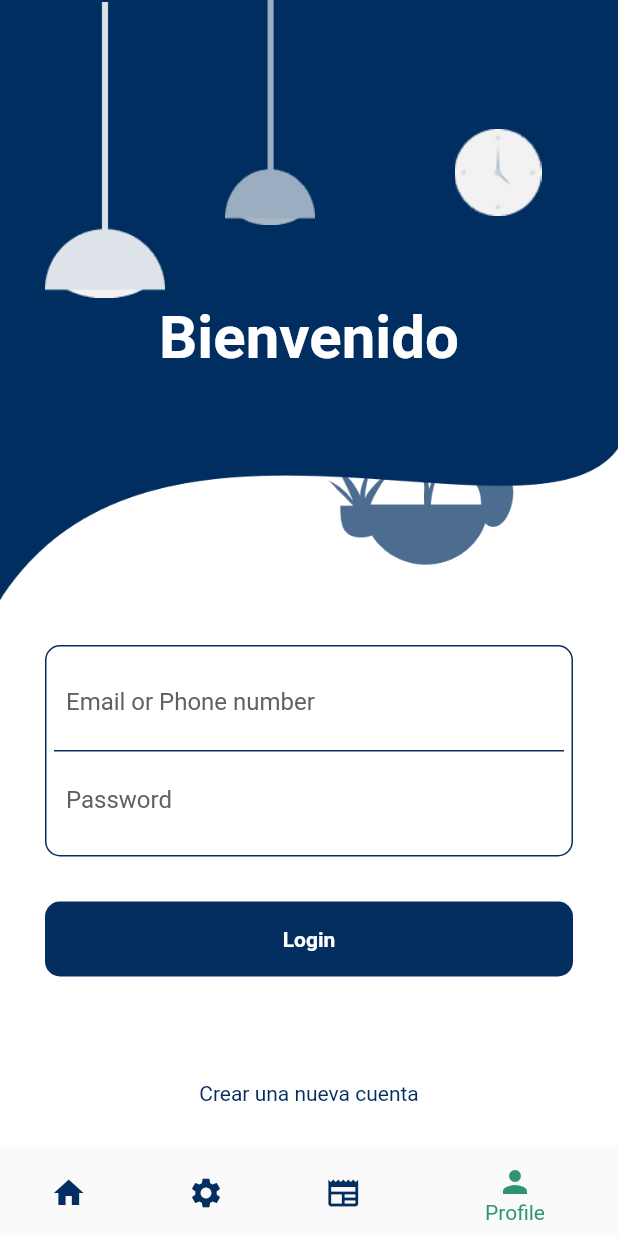
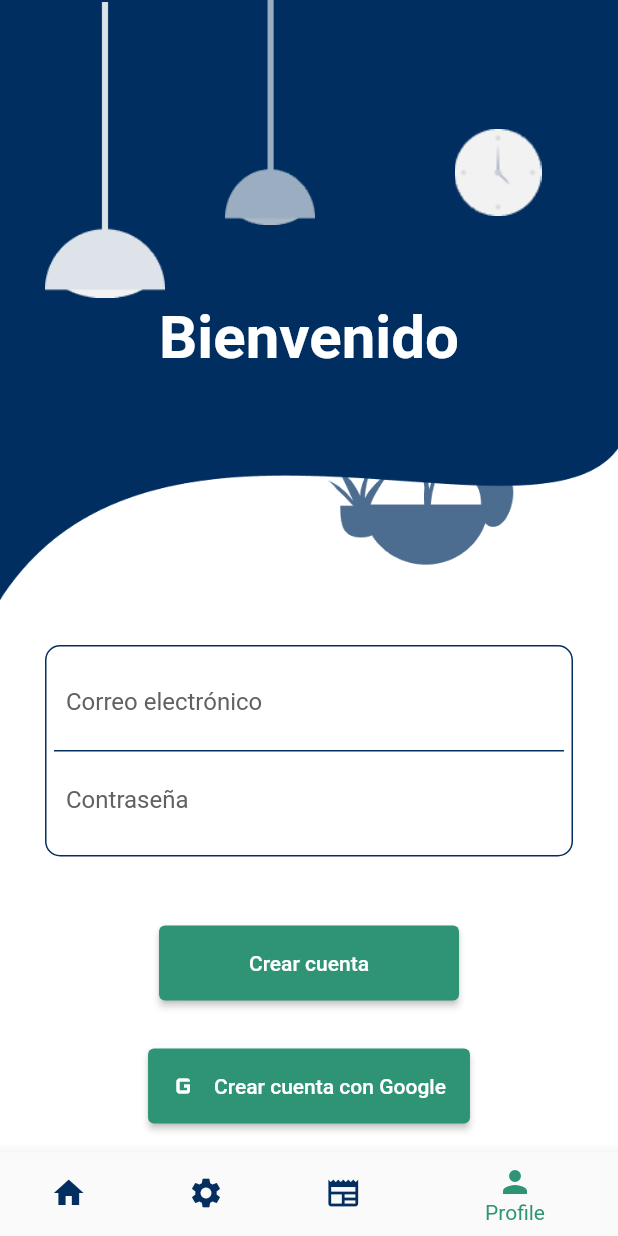
Before and after one commit to rodrigoremen/learning_app, a Flutter app: the screen it shows after launch, item 4 of the bottom bar chosen, on a phone screen of 412 x 824 dp. Run offline on Flutter 3.47's test engine with Material 2 defaults, Android fonts, the phone set to English and light mode, and no system bars; our stand-ins replace animate_do, carousel_slider, dio.

Commit message:
Add form validation and login functionality, and update UI in profile and news screens

```diff
--- a/lib/modules/auth/adapters/screens/profile.dart
+++ b/lib/modules/auth/adapters/screens/profile.dart
@@ -1,9 +1,20 @@
 import 'package:flutter/material.dart';
 import 'package:animate_do/animate_do.dart';
 import 'package:learning_app/kernel/themes/colors_app.dart';
+import 'package:dio/dio.dart';
+import 'package:learning_app/kernel/validations/validations_app.dart';
 
-class Profile extends StatelessWidget {
+class Profile extends StatefulWidget {
   const Profile({super.key});
+
+  @override
+  State<Profile> createState() => _ProfileState();
+}
+
+class _ProfileState extends State<Profile> {
+  final TextEditingController _email = TextEditingController(text: '');
+  final TextEditingController _password = TextEditingController(text: '');
+  final dio = Dio();
 
   @override
   Widget build(BuildContext context) {
@@ -100,23 +111,42 @@ class Profile extends StatelessWidget {
                                     border: Border(
                                         bottom: BorderSide(
                                             color: ColorsApp.primaryColor))),
-                                child: TextField(
+                                child: TextFormField(
                                   decoration: InputDecoration(
                                       border: InputBorder.none,
-                                      hintText: "Email or Phone number",
+                                      hintText: "Correo electrónico",
                                       hintStyle:
                                           TextStyle(color: Colors.grey[700])),
+                                  validator: (value) {
+                                    RegExp regex = RegExp(ValiationsApp.email);
+                                    if (value == null || value.isEmpty) {
+                                      return 'campo obligatorio';
+                                    } else if (!regex.hasMatch(value)) {
+                                      return 'Introduce un correo válido';
+                                    }
+                                    return null;
+                                  },
+                                  keyboardType: TextInputType.emailAddress,
+                                  controller: _email,
                                 ),
                               ),
                               Container(
                                 padding: const EdgeInsets.all(8.0),
-                                child: TextField(
+                                child: TextFormField(
                                   obscureText: true,
                                   decoration: InputDecoration(
                                       border: InputBorder.none,
-                                      hintText: "Password",
+                                      hintText: "Contraseña",
                                       hintStyle:
                                           TextStyle(color: Colors.grey[700])),
+                                  validator: (value) {
+                                    if (value!.isEmpty) {
+                                      return 'Por favor ingresa su contraseña';
+                                    }
+                                    return null;
+                                  },
+                                  keyboardType: TextInputType.number,
+                                  controller: _password,
                                 ),
                               )
                             ],
@@ -125,27 +155,61 @@ class Profile extends StatelessWidget {
                     const SizedBox(
                       height: 30,
                     ),
-                    FadeInUp(
-                        duration: const Duration(milliseconds: 1900),
-                        child: Container(
-                          height: 50,
-                          decoration: BoxDecoration(
-                              borderRadius: BorderRadius.circular(10),
-                              color: ColorsApp.primaryColor),
-                          child: const Center(
-                            child: Text(
-                              "Login",
-                              style: TextStyle(
-                                  color: Colors.white,
-                                  fontWeight: FontWeight.bold),
-                            ),
-                          ),
-                        )),
-                    const SizedBox(
-                      height: 70,
+                    Container(
+                      padding: const EdgeInsets.all(16),
+                      child: ElevatedButton(
+                        style: ElevatedButton.styleFrom(
+                            minimumSize: const Size(200, 50),
+                            backgroundColor: ColorsApp.succesColor),
+                        child: const Text('Crear cuenta'),
+                        onPressed: () async {
+                          Response response;
+                          response = await dio.get(
+                            'http://192.168.56.1:3000/apiEcomerce/1.0/users',
+                            queryParameters: {
+                              'email': _email,
+                              'password': _password
+                            },
+                          );
+                          print(response.data.toString());
+                        },
+                      ),
                     ),
-                    FadeInUp(
-                        duration: const Duration(milliseconds: 2000),
+                    Container(
+                      padding: const EdgeInsets.all(16),
+                      child: ElevatedButton.icon(
+                        style: ElevatedButton.styleFrom(
+                          minimumSize: const Size(200, 50),
+                          backgroundColor: ColorsApp.succesColor,
+                        ),
+                        icon: Icon(Icons
+                            .g_mobiledata), // Aquí puedes cambiar el icono por el de Google
+                        label: const Text('Crear cuenta con Google'),
+                        onPressed: () async {
+                          Response response;
+                          response = await dio.get(
+                            'http://192.168.56.1:3000/apiEcomerce/1.0/users',
+                            queryParameters: {
+                              'email': _email,
+                              'password': _password
+                            },
+                          );
+                          print(response.data.toString());
+                        },
+                      ),
+                    ),
+                    TextButton(
+                        onPressed: () async {
+                          Response response;
+                          response = await dio.get(
+                            'http://192.168.56.1:3000/apiEcomerce/1.0/users',
+                            queryParameters: {
+                              'email': _email,
+                              'password': _password
+                            },
+                          );
+                          print(response.data.toString());
+                        },
                         child: const Text(
                           "Crear una nueva cuenta",
                           style: TextStyle(color: ColorsApp.primaryColor),
```
Also changed, not shown: lib/modules/news/adapters/screens/news.dart (+19 -6 lines).
